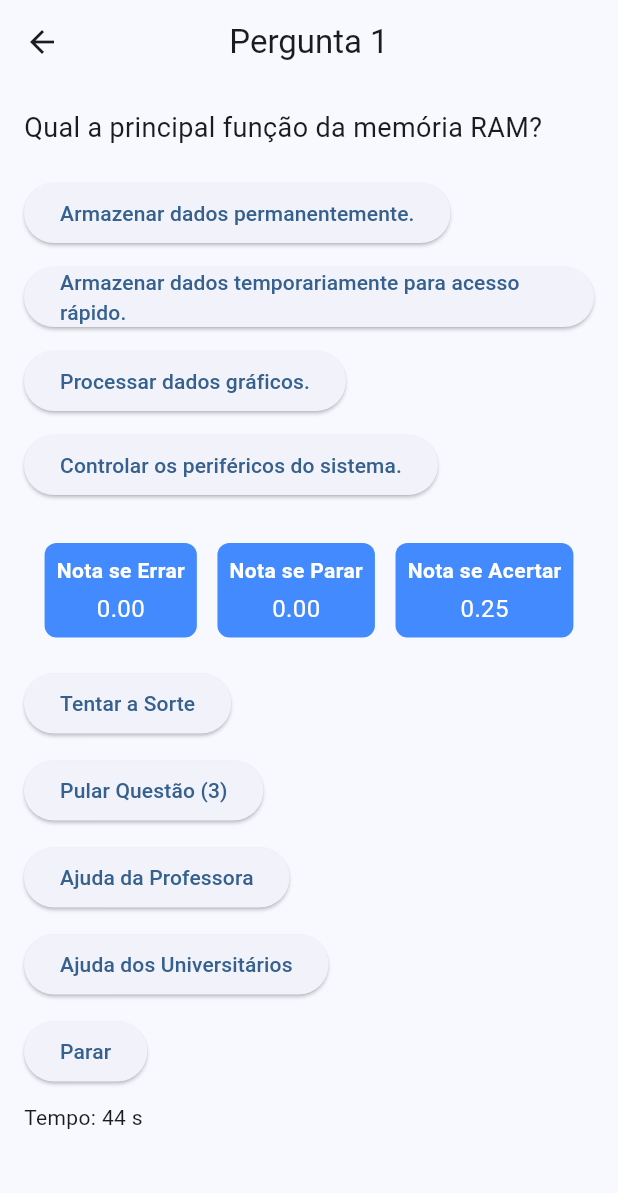
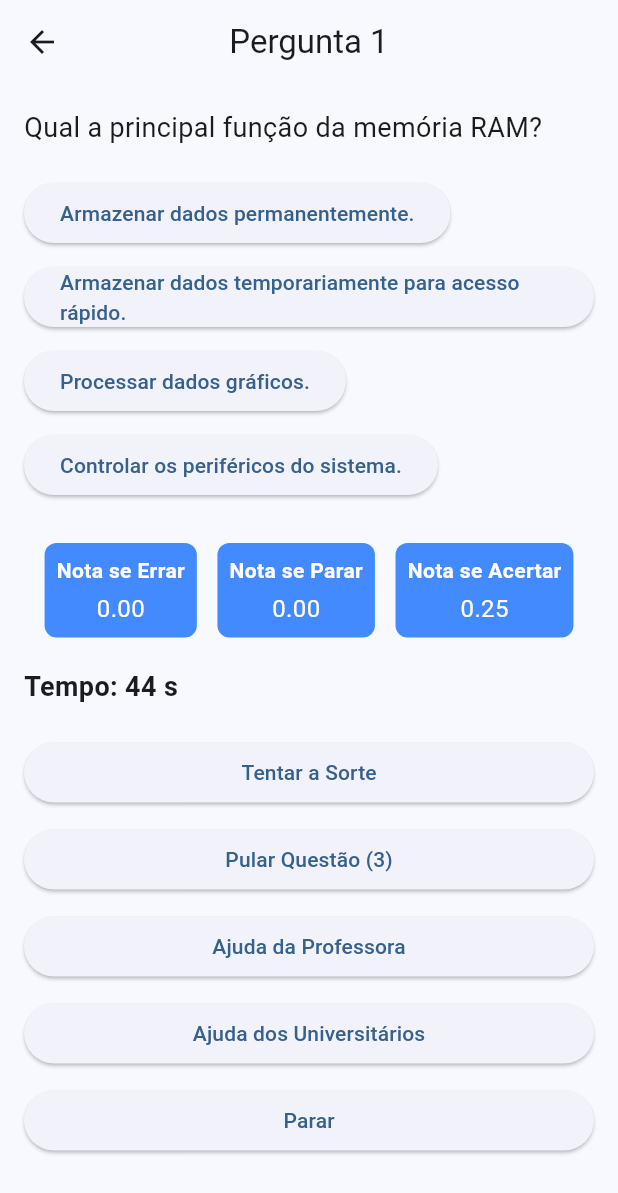
Before and after one commit to gabrielamds/AOCApp, a Flutter app: the TelaPerguntas screen opened directly, on a phone screen of 412 x 824 dp. Shown: the top 1193 px of the screen. Run offline on Flutter 3.47's test engine with Material 3 defaults, Android fonts, the phone set to English and light mode, and no system bars.

Commit message:
AOCApp_ajudaencaixe

```diff
--- a/lib/main.dart
+++ b/lib/main.dart
@@ -749,9 +749,17 @@ void _mostrarTelaFinal(BuildContext context, String mensagem) {
               ],
             ),
             const SizedBox(height: 20),
+            // Exibe o cronômetro
+            Text(
+              'Tempo: $segundosRestantes s',
+              style: const TextStyle(fontSize: 18, fontWeight: FontWeight.bold),
+            ),
+            const SizedBox(height: 20),
             // Exibe os botões abaixo das alternativas
-            Column(
-              crossAxisAlignment: CrossAxisAlignment.start,
+            Expanded(
+              child: SingleChildScrollView(
+                child: Column(
+                  crossAxisAlignment: CrossAxisAlignment.stretch,
                   children: [
                     ElevatedButton(
                       onPressed: tentarSorteDisponivel ? _usarCarta : null,
@@ -777,9 +785,9 @@ void _mostrarTelaFinal(BuildContext context, String mensagem) {
                       onPressed: _parar,
                       child: const Text('Parar'),
                     ),
-                const SizedBox(height: 10),
-                Text('Tempo: $segundosRestantes s'),
                   ],
+                ),
+              ),
             ),
           ],
         ),
```
Lines whose indentation alone changed are shown as unchanged.
